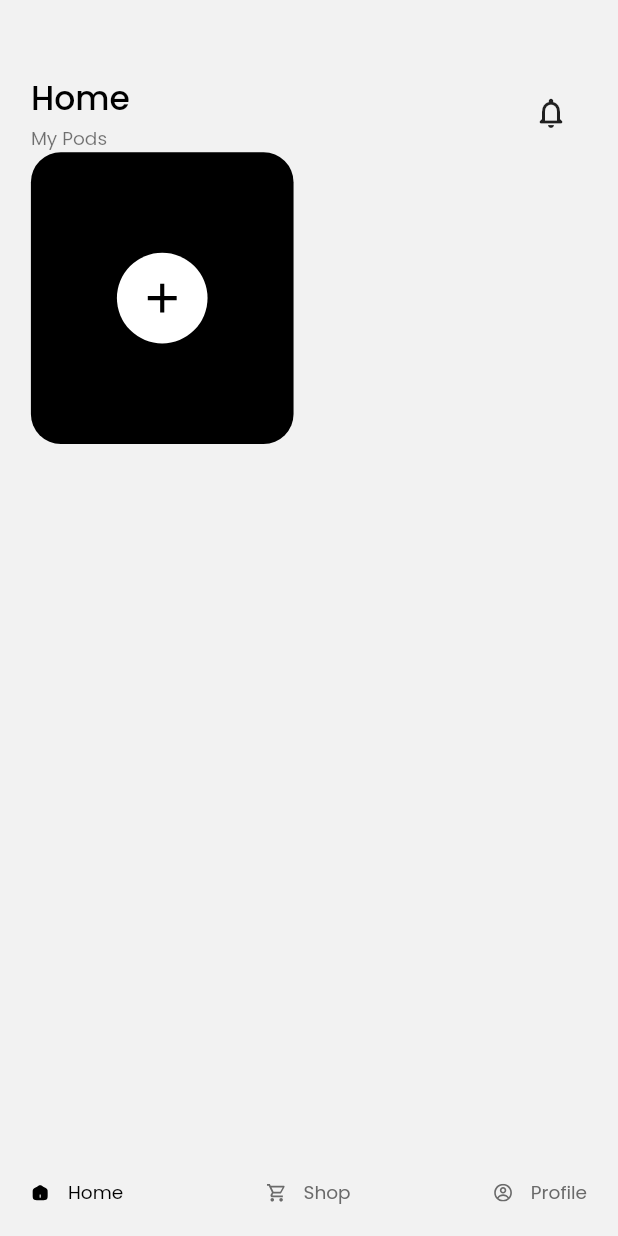
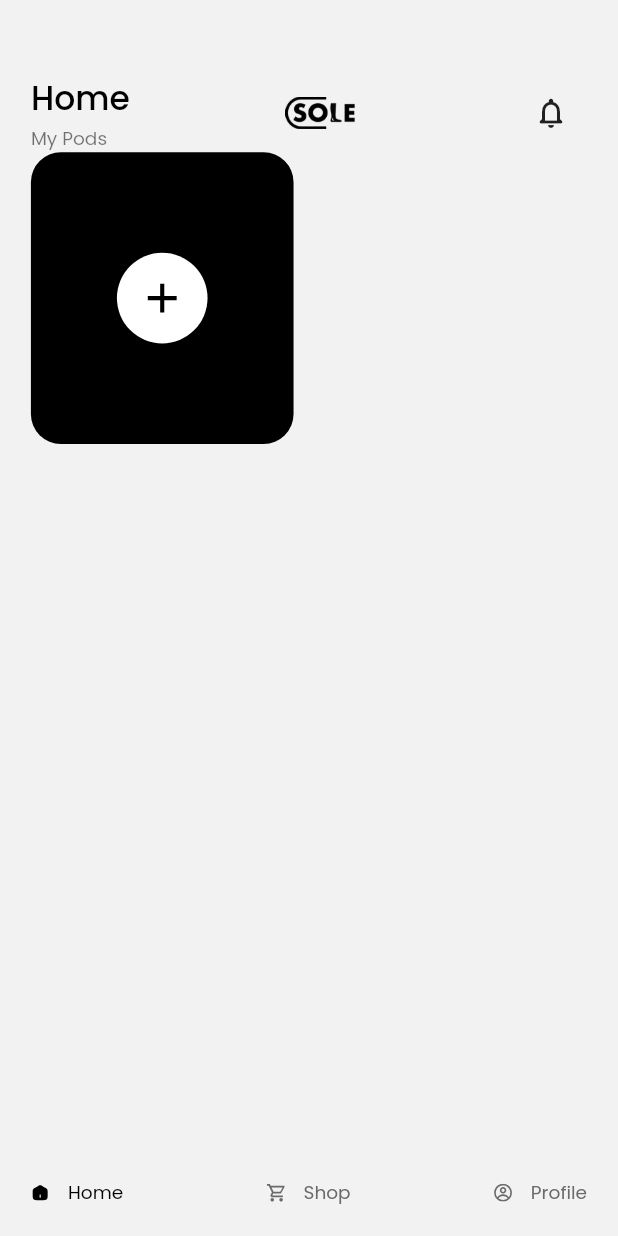
Before and after one commit to mideunlocked/sole-capsule, a Flutter app: the App screen opened directly, on a phone screen of 412 x 824 dp. Run offline on Flutter 3.47's test engine with Material 3 defaults, Android fonts, the phone set to English and light mode, and no system bars; our stand-ins replace cloud_firestore, firebase_auth, firebase_core, firebase_messaging, firebase_storage, flutter_blue_plus and 14 more; missing offline and left inert: encrypt, firebase_app_check, flutter_stripe, wifi_iot; accounts and stored records are empty; project files that could hold a hidden picture were left out.

Commit message:
New commit

```diff
--- a/lib/screens/app.dart
+++ b/lib/screens/app.dart
@@ -62,7 +62,7 @@ class _AppState extends State<App> {
           ),
           Padding(
             padding: EdgeInsets.only(
-              bottom:Platform.isIOS ? 4.h : 2.h,
+              bottom: Platform.isIOS ? 4.h : 2.h,
             ),
             child: PaddedScreenWidget(
               padTop: false,
--- a/lib/screens/bottom_nav_screens/home_screen.dart
+++ b/lib/screens/bottom_nav_screens/home_screen.dart
@@ -9,6 +9,7 @@ import '../../widgets/box_widgets/add_box_tile.dart';
 import '../../widgets/box_widgets/box_tile.dart';
 import '../../widgets/general_widgets/custom_progress_inidicator.dart';
 import '../../widgets/general_widgets/padded_screen_widget.dart';
+import '../../widgets/general_widgets/sole_app_icon.dart';
 import '../notification_screen.dart';
 
 class HomeSceen extends StatefulWidget {
@@ -72,6 +73,7 @@ class _HomeSceenState extends State<HomeSceen> {
                     })
                   ],
                 ),
+                const SoleAppIcon(),
                 IconButton(
                   icon: const Icon(
                     Icons.notifications_none_rounded,
--- /dev/null
+++ b/lib/widgets/general_widgets/sole_app_icon.dart
@@ -0,0 +1,25 @@
+import 'package:flutter/material.dart';
+import 'package:provider/provider.dart';
+import 'package:sizer/sizer.dart';
+
+import '../../provider/theme_mode_provider.dart';
+
+class SoleAppIcon extends StatelessWidget {
+  const SoleAppIcon({
+    super.key,
+  });
+
+  @override
+  Widget build(BuildContext context) {
+    var themePvr = Provider.of<ThemeModeProvider>(context, listen: false);
+
+    bool isLight = themePvr.isLight;
+
+    return Image.asset(
+      'assets/logo/SOLE CAPSULE.png',
+      height: 6.h,
+      width: 12.w,
+      color: isLight ? null : Colors.white,
+    );
+  }
+}
--- a/lib/widgets/shop_widgets/shop_screen_app_bar.dart
+++ b/lib/widgets/shop_widgets/shop_screen_app_bar.dart
@@ -1,6 +1,8 @@
 import 'package:flutter/material.dart';
 import 'package:flutter_svg/svg.dart';
 import 'package:sizer/sizer.dart';
+
+import '../general_widgets/sole_app_icon.dart';
 
 class ShoppingScreenAppBar extends StatelessWidget {
   const ShoppingScreenAppBar({
@@ -21,6 +23,7 @@ class ShoppingScreenAppBar extends StatelessWidget {
           'Shop',
           style: bodyLarge,
         ),
+        const SoleAppIcon(),
         InkWell(
           onTap: () => Navigator.pushNamed(
             context,
```
Also changed, not shown: lib/screens/onboarding_screens/onboarding_screen.dart (+16 -2 lines), lib/screens/profile_screens/wallet_screen.dart (+3 -4 lines), 1 other file.
